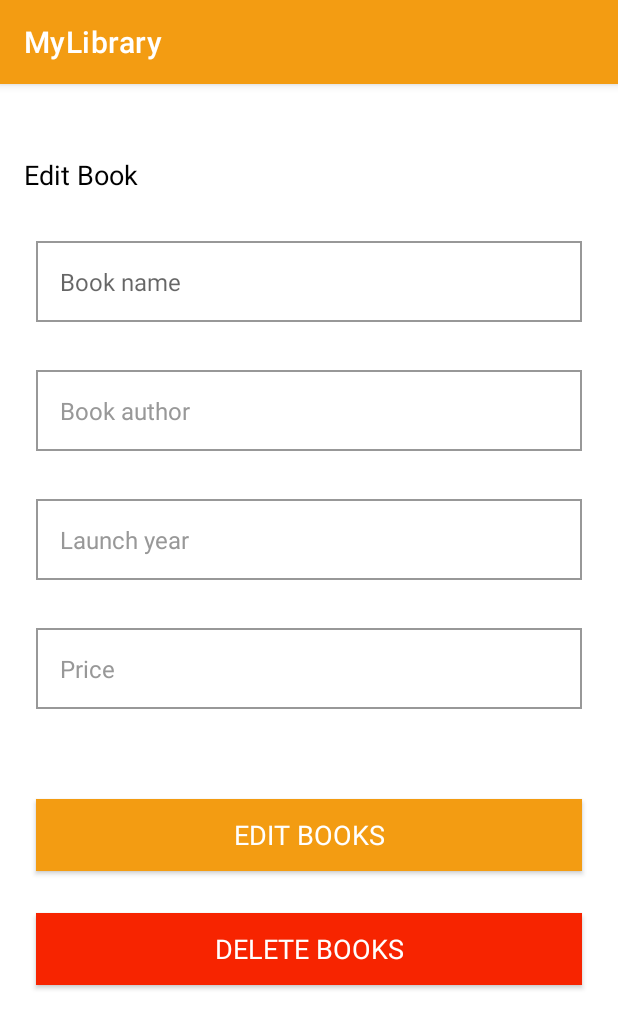
After one commit to omarezzdeen/Firestore-android-app, an Android app: the EditBookActivity screen opened directly, with no data from a screen before it, on a phone screen of 412 x 824 dp. The commit adds this screen. Shown: the top 1029 px of the screen. Run offline under Robolectric (Android 15) with nearby library versions, the phone set to English and light mode, and no system bars; our stand-ins replace Firebase (no records; nobody signed in at launch, a user with empty details on screens opened directly); 3 statements that could not run were skipped.

Commit message:
completed the edit and delete book

```diff
--- a/app/src/main/AndroidManifest.xml
+++ b/app/src/main/AndroidManifest.xml
@@ -10,10 +10,13 @@
         android:supportsRtl="false"
         android:theme="@style/Theme.FirestoreAndroidApp">
         <activity
+            android:name=".screens.EditBookActivity"
+            android:exported="false" />
+        <activity
             android:name=".screens.AddBookActivity"
             android:exported="false" />
         <activity
-            android:name=".MainActivity"
+            android:name=".ui.MainActivity"
             android:exported="true">
             <intent-filter>
                 <action android:name="android.intent.action.MAIN" />
--- a/app/src/main/java/com/example/firestoreandroidapp/models/Books.kt
+++ b/app/src/main/java/com/example/firestoreandroidapp/models/Books.kt
@@ -4,7 +4,7 @@ import android.os.Parcelable
 import java.util.*
 
 data class Books(
-//    val id: String = "",
+    val id: String = "",
     val bookName: String = "",
     val bookAuthor: String = "",
     val launchYear: String = "",
--- a/app/src/main/java/com/example/firestoreandroidapp/screens/AddBookActivity.kt
+++ b/app/src/main/java/com/example/firestoreandroidapp/screens/AddBookActivity.kt
@@ -26,7 +26,7 @@ class AddBookActivity : AppCompatActivity() {
             val bookPrice = findViewById<EditText>(R.id.et_price).text.toString()
 
             if (bookName.isNotEmpty() && bookAuthor.isNotEmpty() && bookLaunchYear.isNotEmpty() && bookPrice.isNotEmpty()) {
-                val book = Books(bookName, bookAuthor, bookLaunchYear, bookPrice.toDouble())
+                val book = Books(bookName, bookAuthor, bookLaunchYear, bookPrice.toString())
                 saveBooks(book)
             }else{
                 Toast.makeText(this,"Please fill in all fields", Toast.LENGTH_LONG).show()
--- /dev/null
+++ b/app/src/main/res/layout/activity_edit_book.xml
@@ -0,0 +1,159 @@
+<?xml version="1.0" encoding="utf-8"?>
+<androidx.constraintlayout.widget.ConstraintLayout xmlns:android="http://schemas.android.com/apk/res/android"
+    xmlns:app="http://schemas.android.com/apk/res-auto"
+    xmlns:tools="http://schemas.android.com/tools"
+    android:layout_width="match_parent"
+    android:layout_height="match_parent"
+    android:background="@color/white"
+    tools:context=".screens.AddBookActivity"
+    tools:ignore="ExtraText"
+    tools:viewBindingIgnore="true">
+
+    <com.example.firestoreandroidapp.utils.MSPTextBold
+        android:id="@+id/MSPTextBold"
+        android:layout_width="wrap_content"
+        android:layout_height="wrap_content"
+        android:layout_marginStart="16dp"
+        android:layout_marginTop="48dp"
+        android:text="Edit Book"
+        android:textColor="@color/black"
+        android:textSize="@dimen/title_textSize"
+        app:layout_constraintStart_toStartOf="parent"
+        app:layout_constraintTop_toTopOf="parent" />
+
+    <com.example.firestoreandroidapp.utils.MSPEditText
+        android:id="@+id/et_book_name_edit"
+        android:layout_width="0dp"
+        android:layout_height="wrap_content"
+        android:layout_marginHorizontal="@dimen/_24dp"
+        android:layout_marginStart="24dp"
+        android:layout_marginTop="32dp"
+        android:layout_marginEnd="24dp"
+        android:inputType="text"
+        android:padding="@dimen/et_padding"
+        android:textColor="@color/colorPrimaryText"
+        android:hint="Book name"
+        android:background="@drawable/backwithborder"
+        android:textSize="@dimen/et_textSize"
+        app:layout_constraintEnd_toEndOf="parent"
+        app:layout_constraintHorizontal_bias="0.0"
+        app:layout_constraintStart_toStartOf="parent"
+        app:layout_constraintTop_toBottomOf="@+id/MSPTextBold"
+        tools:ignore="MissingConstraints"
+        tools:text="Book name" />
+
+    <com.example.firestoreandroidapp.utils.MSPEditText
+        android:id="@+id/et_book_author_edit"
+        android:layout_width="0dp"
+        android:layout_height="wrap_content"
+        android:layout_marginHorizontal="@dimen/_24dp"
+        android:layout_marginStart="24dp"
+        android:layout_marginTop="32dp"
+        android:layout_marginEnd="24dp"
+        android:inputType="text"
+        android:hint="Book author"
+        android:background="@drawable/backwithborder"
+        android:padding="@dimen/et_padding"
+        android:textColor="@color/colorPrimaryText"
+        android:textColorHint="@color/colorSecondaryText"
+        android:textSize="@dimen/et_textSize"
+        app:layout_constraintEnd_toEndOf="parent"
+        app:layout_constraintHorizontal_bias="0.0"
+        app:layout_constraintStart_toStartOf="parent"
+        app:layout_constraintTop_toBottomOf="@+id/et_book_name_edit"
+        tools:ignore="MissingConstraints"
+        tools:text="Book author" />
+
+    <com.example.firestoreandroidapp.utils.MSPEditText
+        android:id="@+id/et_launch_year_edit"
+        android:layout_width="0dp"
+        android:layout_height="wrap_content"
+        android:layout_marginHorizontal="@dimen/_24dp"
+        android:layout_marginStart="24dp"
+        android:layout_marginTop="32dp"
+        android:layout_marginEnd="24dp"
+        android:inputType="date"
+        android:padding="@dimen/et_padding"
+        android:hint="Launch year"
+        android:background="@drawable/backwithborder"
+        android:textColor="@color/colorPrimaryText"
+        android:textColorHint="@color/colorSecondaryText"
+        android:textSize="@dimen/et_textSize"
+        app:layout_constraintEnd_toEndOf="parent"
+        app:layout_constraintHorizontal_bias="0.0"
+        app:layout_constraintStart_toStartOf="parent"
+        app:layout_constraintTop_toBottomOf="@+id/et_book_author_edit"
+        tools:ignore="MissingConstraints"
+        tools:text="Launch year" />
+
+
+    <com.example.firestoreandroidapp.utils.MSPEditText
+        android:id="@+id/et_price_edit"
+        android:layout_width="0dp"
+        android:layout_height="wrap_content"
+        android:layout_marginHorizontal="@dimen/_24dp"
+        android:layout_marginStart="24dp"
+        android:layout_marginTop="32dp"
+        android:layout_marginEnd="24dp"
+        android:background="@drawable/backwithborder"
+        android:inputType="number"
+        android:hint="Price"
+        android:padding="@dimen/et_padding"
+        android:textColor="@color/colorPrimaryText"
+        android:textColorHint="@color/colorSecondaryText"
+        android:textSize="@dimen/et_textSize"
+        app:layout_constraintEnd_toEndOf="parent"
+        app:layout_constraintHorizontal_bias="0.0"
+        app:layout_constraintStart_toStartOf="parent"
+        app:layout_constraintTop_toBottomOf="@+id/et_launch_year_edit"
+        tools:ignore="MissingConstraints"
+        tools:text="Price" />
+
+    <com.example.firestoreandroidapp.utils.MSPButton
+        android:id="@+id/btn_edit_book"
+        android:layout_width="0dp"
+        android:layout_height="wrap_content"
+        android:layout_gravity="center"
+        android:layout_marginHorizontal="@dimen/_24dp"
+        android:layout_marginStart="24dp"
+        android:layout_marginTop="60dp"
+        android:layout_marginEnd="24dp"
+        android:background="@color/colorPrimary"
+        android:foreground="?attr/selectableItemBackground"
+        android:gravity="center"
+        android:paddingTop="@dimen/btn_padding"
+        android:paddingBottom="@dimen/btn_padding"
+        android:text="EDIT BOOKS"
+        android:textColor="@android:color/white"
+        android:textSize="@dimen/btn_textSize"
+        app:layout_constraintEnd_toEndOf="parent"
+        app:layout_constraintHorizontal_bias="0.0"
+        app:layout_constraintStart_toStartOf="parent"
+        app:layout_constraintTop_toBottomOf="@+id/et_price_edit"
+        tools:ignore="MissingConstraints" />
+
+    <com.example.firestoreandroidapp.utils.MSPButton
+        android:id="@+id/btn_delete_book"
+        android:layout_width="0dp"
+        android:layout_height="wrap_content"
+        android:layout_gravity="center"
+        android:layout_marginHorizontal="@dimen/_24dp"
+        android:layout_marginStart="24dp"
+        android:layout_marginTop="136dp"
+        android:layout_marginEnd="24dp"
+        android:background="@color/colorSnackBarError"
+        android:foreground="?attr/selectableItemBackground"
+        android:gravity="center"
+        android:paddingTop="@dimen/btn_padding"
+        android:paddingBottom="@dimen/btn_padding"
+        android:text="DELETE BOOKS"
+        android:textColor="@android:color/white"
+        android:textSize="@dimen/btn_textSize"
+        app:layout_constraintEnd_toEndOf="parent"
+        app:layout_constraintHorizontal_bias="0.0"
+        app:layout_constraintStart_toStartOf="parent"
+        app:layout_constraintTop_toBottomOf="@+id/et_price_edit"
+        tools:ignore="MissingConstraints" />
+
+
+</androidx.constraintlayout.widget.ConstraintLayout>
```
Also changed, not shown: app/src/main/java/com/example/firestoreandroidapp/MainActivity.kt (deleted, +0 -22 lines), app/src/main/java/com/example/firestoreandroidapp/screens/EditBookActivity.kt (added, +104 -0 lines), app/src/main/java/com/example/firestoreandroidapp/ui/BookAdapter.kt (added, +35 -0 lines), app/src/main/java/com/example/firestoreandroidapp/ui/MainActivity.kt (added, +53 -0 lines), app/src/main/java/com/example/firestoreandroidapp/ui/viewHolders/BookViewHolder.kt (added, +16 -0 lines), app/src/main/res/drawable/circle.xml (added, +7 -0 lines), app/src/main/res/drawable/my_button_bg.xml (added, +11 -0 lines), app/src/main/res/layout/activity_main.xml (+13 -2 lines), app/src/main/res/layout/item_book.xml (added, +118 -0 lines).
